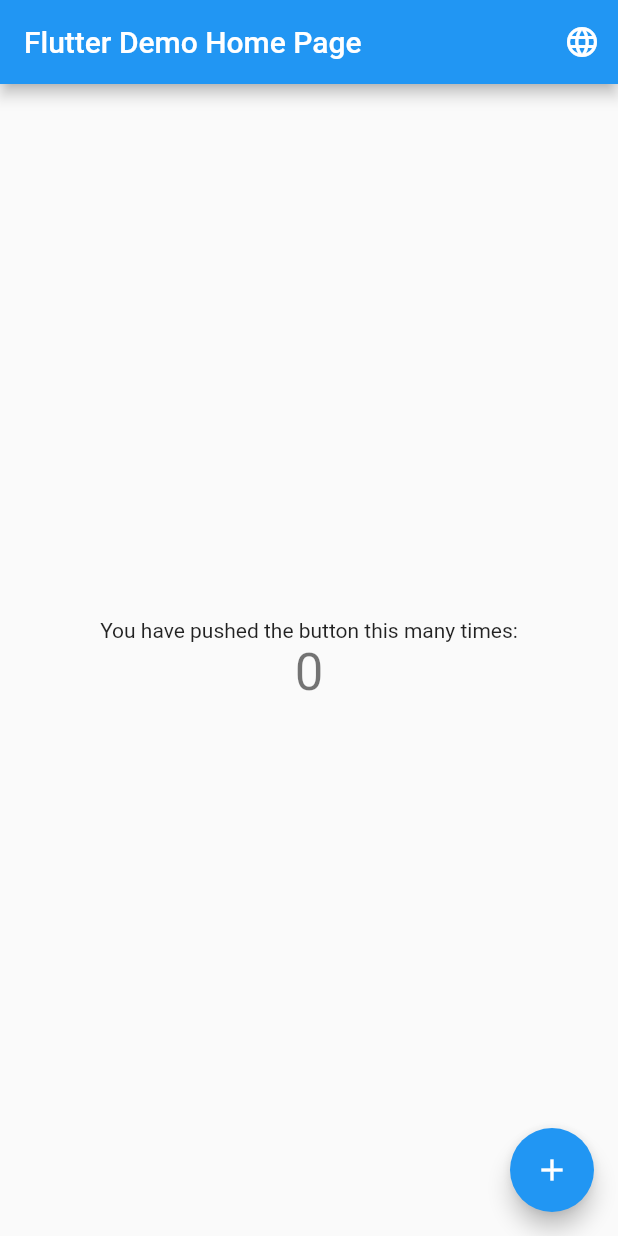
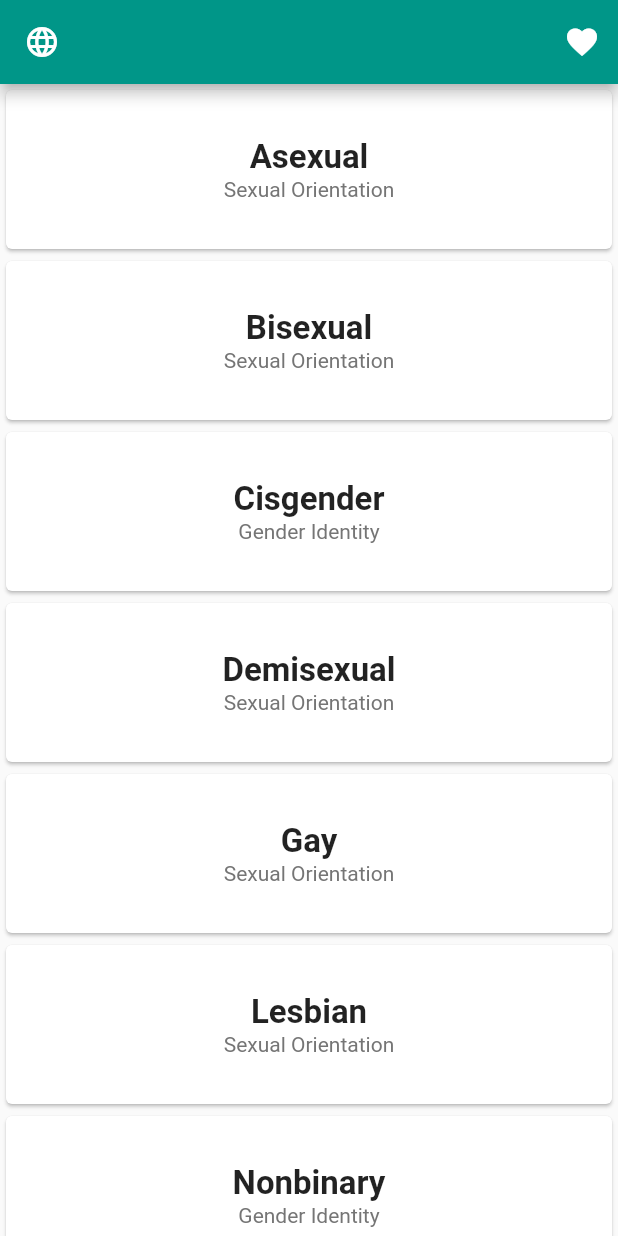
Before and after one commit to heyfei7/qwerhack2021, a Flutter app: the screen it shows after launch, on a phone screen of 412 x 824 dp. Run offline on Flutter 3.47's test engine with Material 2 defaults, Android fonts, the phone set to English and light mode, and no system bars; missing offline and left inert: flag.

Commit message:
Added Preferences and Home page list

```diff
--- /dev/null
+++ b/just_fire_qwer_hacks/lib/listInSearch.dart
@@ -0,0 +1,186 @@
+import 'package:flutter/material.dart';
+
+List<Widget> buildList() {
+  return [
+    Card(
+      child: Padding(
+        padding: const EdgeInsets.only(
+            top: 32.0, bottom: 32.0, left: 16.0, right: 16.0),
+        child: Column(
+          children: <Widget>[
+            Text(
+              'Asexual',
+              style: TextStyle(fontSize: 22, fontWeight: FontWeight.bold),
+            ),
+            Text(
+              'Sexual Orientation',
+              style: TextStyle(color: Colors.grey.shade600),
+            ),
+          ],
+        ),
+      ),
+    ),
+    Card(
+      child: Padding(
+        padding: const EdgeInsets.only(
+            top: 32.0, bottom: 32.0, left: 16.0, right: 16.0),
+        child: Column(
+          children: <Widget>[
+            Text(
+              'Bisexual',
+              style: TextStyle(fontSize: 22, fontWeight: FontWeight.bold),
+            ),
+            Text(
+              'Sexual Orientation',
+              style: TextStyle(color: Colors.grey.shade600),
+            ),
+          ],
+        ),
+      ),
+    ),
+    Card(
+      child: Padding(
+        padding: const EdgeInsets.only(
+            top: 32.0, bottom: 32.0, left: 16.0, right: 16.0),
+        child: Column(
+          children: <Widget>[
+            Text(
+              'Cisgender',
+              style: TextStyle(fontSize: 22, fontWeight: FontWeight.bold),
+            ),
+            Text(
+              'Gender Identity',
+              style: TextStyle(color: Colors.grey.shade600),
+            ),
+          ],
+        ),
+      ),
+    ),
+    Card(
+      child: Padding(
+        padding: const EdgeInsets.only(
+            top: 32.0, bottom: 32.0, left: 16.0, right: 16.0),
+        child: Column(
+          children: <Widget>[
+            Text(
+              'Demisexual',
+              style: TextStyle(fontSize: 22, fontWeight: FontWeight.bold),
+            ),
+            Text(
+              'Sexual Orientation',
+              style: TextStyle(color: Colors.grey.shade600),
+            ),
+          ],
+        ),
+      ),
+    ),
+    Card(
+      child: Padding(
+        padding: const EdgeInsets.only(
+            top: 32.0, bottom: 32.0, left: 16.0, right: 16.0),
+        child: Column(
+          children: <Widget>[
+            Text(
+              'Gay',
+              style: TextStyle(fontSize: 22, fontWeight: FontWeight.bold),
+            ),
+            Text(
+              'Sexual Orientation',
+              style: TextStyle(color: Colors.grey.shade600),
+            ),
+          ],
+        ),
+      ),
+    ),
+    Card(
+      child: Padding(
+        padding: const EdgeInsets.only(
+            top: 32.0, bottom: 32.0, left: 16.0, right: 16.0),
+        child: Column(
+          children: <Widget>[
+            Text(
+              'Lesbian',
+              style: TextStyle(fontSize: 22, fontWeight: FontWeight.bold),
+            ),
+            Text(
+              'Sexual Orientation',
+              style: TextStyle(color: Colors.grey.shade600),
+            ),
+          ],
+        ),
+      ),
+    ),
+    Card(
+      child: Padding(
+        padding: const EdgeInsets.only(
+            top: 32.0, bottom: 32.0, left: 16.0, right: 16.0),
+        child: Column(
+          children: <Widget>[
+            Text(
+              'Nonbinary',
+              style: TextStyle(fontSize: 22, fontWeight: FontWeight.bold),
+            ),
+            Text(
+              'Gender Identity',
+              style: TextStyle(color: Colors.grey.shade600),
+            ),
+          ],
+        ),
+      ),
+    ),
+    Card(
+      child: Padding(
+        padding: const EdgeInsets.only(
+            top: 32.0, bottom: 32.0, left: 16.0, right: 16.0),
+        child: Column(
+          children: <Widget>[
+            Text(
+              'Pansexual',
+              style: TextStyle(fontSize: 22, fontWeight: FontWeight.bold),
+            ),
+            Text(
+              'Sexual Orientation',
+              style: TextStyle(color: Colors.grey.shade600),
+            ),
+          ],
+        ),
+      ),
+    ),
+    Card(
+      child: Padding(
+        padding: const EdgeInsets.only(
+            top: 32.0, bottom: 32.0, left: 16.0, right: 16.0),
+        child: Column(
+          children: <Widget>[
+            Text(
+              'Queer',
+              style: TextStyle(fontSize: 22, fontWeight: FontWeight.bold),
+            ),
+            Text(
+              'Sexual Orientation',
+              style: TextStyle(color: Colors.grey.shade600),
+            ),
+          ],
+        ),
+      ),
+    ),
+    Card(
+      child: Padding(
+        padding: const EdgeInsets.only(
+            top: 32.0, bottom: 32.0, left: 16.0, right: 16.0),
+        child: Column(
+          children: <Widget>[
+            Text(
+              'Transgender',
+              style: TextStyle(fontSize: 22, fontWeight: FontWeight.bold),
+            ),
+            Text(
+              'Gender Identity',
+              style: TextStyle(color: Colors.grey.shade600),
+            ),
+          ],
+        ),
+      ),
+    ),
+  ];
+}
--- a/just_fire_qwer_hacks/lib/main.dart
+++ b/just_fire_qwer_hacks/lib/main.dart
@@ -1,5 +1,7 @@
 import 'package:flutter/material.dart';
+import 'package:just_fire_qwer_hacks/listInSearch.dart';
 import 'package:just_fire_qwer_hacks/pickLang.dart';
+import 'package:just_fire_qwer_hacks/pickPref.dart';
 
 void main() {
   runApp(MyApp());
@@ -12,12 +14,13 @@ class MyApp extends StatelessWidget {
     return MaterialApp(
       title: 'Flutter Demo',
       theme: ThemeData(
-        primarySwatch: Colors.blue,
+        primarySwatch: Colors.teal,
         visualDensity: VisualDensity.adaptivePlatformDensity,
       ),
       home: HomePage(title: 'Flutter Demo Home Page'),
       routes: {
         "/lang": (context) => PickLangPage(),
+        "/pref": (context) => PickPrefPage(),
       },
     );
   }
@@ -45,34 +48,37 @@ class _HomePageState extends State<HomePage> {
   Widget build(BuildContext context) {
     return Scaffold(
       appBar: AppBar(
-        title: Text(widget.title),
+        leading: GestureDetector(
+          onTap: () {
+            Navigator.pushNamed(context, "/lang");
+          },
+          child: Icon(
+            Icons.language,
+          ),
+        ),
         actions: [
           IconButton(
-              icon: Icon(Icons.language),
+              icon: Icon(Icons.favorite),
               onPressed: () {
-                Navigator.pushNamed(context, "/lang");
-              }),
+                Navigator.pushNamed(context, "/pref");
+              })
         ],
       ),
       body: Center(
-        child: Column(
-          mainAxisAlignment: MainAxisAlignment.center,
-          children: <Widget>[
-            Text(
-              'You have pushed the button this many times:',
-            ),
-            Text(
-              '$_counter',
-              style: Theme.of(context).textTheme.headline4,
-            ),
-          ],
-        ),
-      ),
-      floatingActionButton: FloatingActionButton(
-        onPressed: _incrementCounter,
-        tooltip: 'Increment',
-        child: Icon(Icons.add),
+        child: ListView(children: buildList()),
       ),
     );
   }
 }
+
+_searchBar() {
+  return Padding(
+    padding: const EdgeInsets.all(8.0),
+    child: TextField(
+      decoration: InputDecoration(hintText: 'Search...'),
+      onChanged: (text) {
+        text = text.toLowerCase();
+      },
+    ),
+  );
+}
--- /dev/null
+++ b/just_fire_qwer_hacks/lib/pickPref.dart
@@ -0,0 +1,72 @@
+import 'package:flutter/material.dart';
+
+class _Pref extends StatefulWidget {
+  final String prefName;
+  bool selected = false;
+
+  _Pref({this.prefName});
+
+  @override
+  _PrefState createState() => _PrefState();
+}
+
+class _PrefState extends State<_Pref> {
+  Widget build(BuildContext context) {
+    return Column(children: [
+      Row(
+        children: [
+          Checkbox(
+              value: widget.selected,
+              onChanged: (v) {
+                setState(() {
+                  print(v);
+                  widget.selected = v;
+                  print(widget.selected);
+                });
+              }),
+          Padding(
+            padding: const EdgeInsets.only(left: 1),
+            child: Text(
+              widget.prefName,
+              textScaleFactor: 1.4,
+            ),
+          )
+        ],
+      ),
+    ]);
+  }
+}
+
+class PickPrefPage extends StatelessWidget {
+  //Will change as more languages get added
+  final List<_Pref> pref = [
+    _Pref(prefName: "Asexual"),
+    _Pref(prefName: "Bisexual"),
+    _Pref(prefName: "Cisgender"),
+    _Pref(prefName: "Demisexual"),
+    _Pref(prefName: "Gay"),
+    _Pref(prefName: "Lesbian"),
+    _Pref(prefName: "Nonbinary"),
+    _Pref(prefName: "Pansexual"),
+    _Pref(prefName: "Queer"),
+    _Pref(prefName: "Transgender"),
+  ];
+
+  @override
+  Widget build(BuildContext context) {
+    return Scaffold(
+      appBar: AppBar(
+        title: Text("Preferences"),
+      ),
+      body: GridView.count(
+        primary: false,
+        padding: const EdgeInsets.only(
+            top: 16.0, bottom: 16.0, left: 16.0, right: 200.0),
+        mainAxisSpacing: 0.0,
+        crossAxisSpacing: 0.0,
+        crossAxisCount: 1,
+        children: pref,
+      ),
+    );
+  }
+}
```
